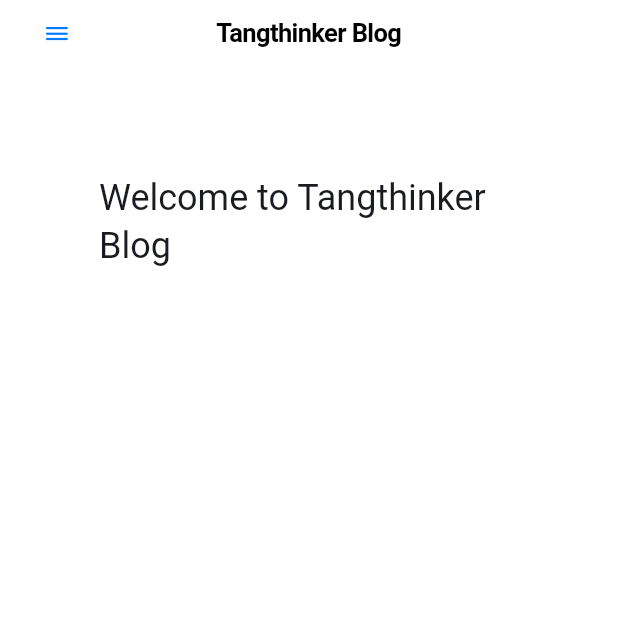
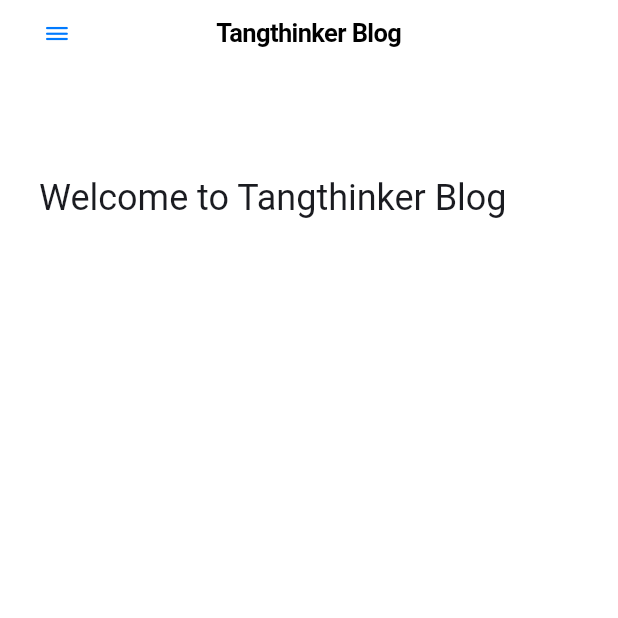
Before and after one commit to tangthinker/blog-clinet, a Flutter app: the screen it shows after launch, on a phone screen of 412 x 824 dp, the top half of it. Run offline on Flutter 3.47's test engine with Material 3 defaults, Android fonts, the phone set to English and light mode, and no system bars; our stand-ins replace flutter_markdown; network calls fail.

Commit message:
feat: adapt padding

```diff
--- a/lib/main.dart
+++ b/lib/main.dart
@@ -47,6 +47,16 @@
       return 0.6;
     }
     return 0.3;
+  }
+
+  int sidebarContentTopPadding() {
+    if (checkPlatform()) {
+      if (Platform.isAndroid) {
+        return 50;
+      }
+      return 80;
+    }
+    return 10;
   }
 
   bool checkPlatform() {
@@ -126,11 +136,16 @@
       child: Stack(
         children: [
            Container(
-             padding: const EdgeInsets.only(top: 100, left: 50, right: 50),
+             padding: const EdgeInsets.only(top: 100, left: 10, right: 10),
                child: Markdown(
                 data: content,
-                imageBuilder: (url, title, alt) {
-                  return Image.network(baseUrl + url.toString());
+                sizedImageBuilder: (config) {
+                  return Center(
+                    child: SizedBox(
+                        width: MediaQuery.of(context).size.width * 0.6,
+                        child: Image.network(baseUrl + config.uri.toString())
+                    ),
+                  );
                 },
                 )
            ),
@@ -151,7 +166,7 @@
                     children: [
                       SizedBox(height: 50,),
                       Container(
-                        padding: const EdgeInsets.only(top: 80, left: 16, right: 16, bottom: 16),
+                        padding: EdgeInsets.only(top: sidebarContentTopPadding().toDouble(), left: 16, right: 16, bottom: 16),
                         child: const Text(
                           "Contents",
                           style: TextStyle(color: CupertinoColors.black, fontWeight: FontWeight.bold),
```
